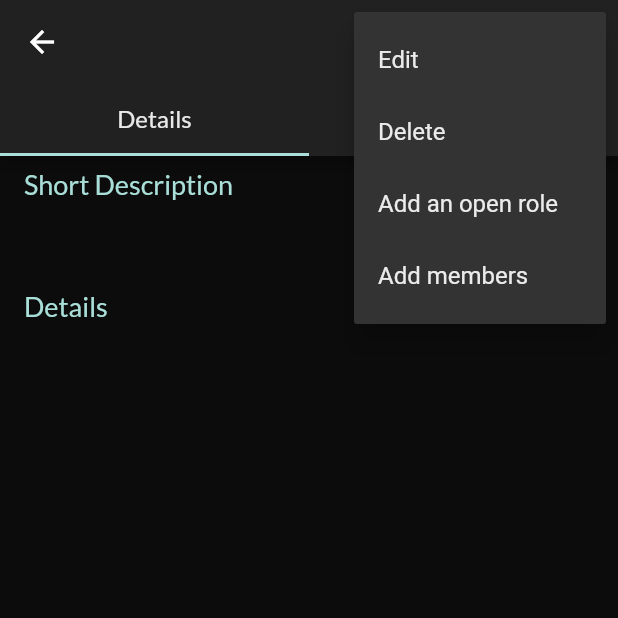
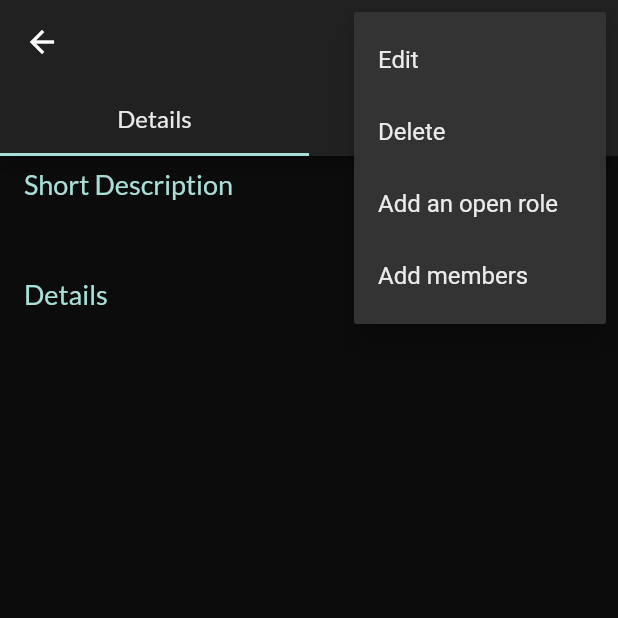
Before and after one commit to Thrauk/union, a Flutter app: the ProjectDetailsPage screen opened directly with empty values, after a tap on the "more vert" icon, on a phone screen of 412 x 824 dp, the top half of it. Run offline on Flutter 3.47's test engine with Material 2 defaults, Android fonts, the phone set to English and light mode, and no system bars; our stand-ins replace bloc, bubble, cached_network_image, cloud_firestore, dots_indicator, equatable and 13 more; missing offline and left inert: firebase_app_check, flow_builder, flutter_cached_pdfview; accounts and stored records are empty.

Commit message:
feature: added GitHub repository to project page

```diff
--- a/lib/src/models/project/project.dart
+++ b/lib/src/models/project/project.dart
@@ -51,7 +51,7 @@ class Project extends Equatable {
   final List<dynamic>? tags;
   final List<dynamic>? membersUid;
   final List<dynamic>? articlesId;
-  final String? githubRepositoryName;
+  final String githubRepositoryName;
 
   static const Project empty = Project();
 
--- a/lib/src/repository/github/github_repository.dart
+++ b/lib/src/repository/github/github_repository.dart
@@ -2,6 +2,7 @@ import 'dart:convert';
 
 import 'package:cloud_firestore/cloud_firestore.dart';
 import 'package:http/http.dart' as http;
+import 'package:http/http.dart';
 import 'package:union_app/src/app_data/app_data.dart';
 import 'package:union_app/src/models/github/github_repository_item.dart';
 import 'package:url_launcher/url_launcher.dart';
@@ -38,12 +39,16 @@ class GithubRepository {
   }
 
   Future<List<GithubRepositoryItem>> getAllUsersRepositories(String uid) async {
-    List<GithubRepositoryItem> repositories = <GithubRepositoryItem>[];
     final String token = await getUserGithubToken(uid);
     final Uri baseUrl = Uri.parse('https://api.github.com/user/repos');
 
     final http.Response response = await http.get(baseUrl, headers: {'Authorization': ' Bearer $token'});
 
+    return mapJsonResponseToRepositoryList(response);
+  }
+
+  List<GithubRepositoryItem> mapJsonResponseToRepositoryList(Response response) {
+    List<GithubRepositoryItem> repositories = <GithubRepositoryItem>[];
     if (response.body != null) {
       final List jsonList = jsonDecode(response.body) as List;
       repositories = jsonList.map((el) => GithubRepositoryItem.fromJson(el as Map<String, dynamic>)).toList();
@@ -59,9 +64,11 @@ class GithubRepository {
       return '';
   }
 
-// Future<GithubRepositoryItem> getGithubRepository(String name) {
-//     String baseUrl = 'https://api.github.com/repos/';
-// }
+  Future<GithubRepositoryItem> getGithubRepository(String name) async {
+    final Uri baseUrl = Uri.parse('https://api.github.com/repos/$name');
+    final http.Response response = await http.get(baseUrl);
+    return GithubRepositoryItem.fromJson(jsonDecode(response.body) as Map<String, dynamic>);
+  }
 }
 
 // https://medium.com/flutter-community/implementing-firebase-github-authentication-in-flutter-1c49a172c648
--- a/lib/src/screens/article/article_details/article_details_page.dart
+++ b/lib/src/screens/article/article_details/article_details_page.dart
@@ -5,7 +5,7 @@ import 'package:union_app/src/models/models.dart';
 import 'package:union_app/src/repository/firestore/firestore.dart';
 import 'package:union_app/src/screens/app/app.dart';
 import 'package:union_app/src/screens/article/edit_article/view/edit_article_page.dart';
-import 'package:union_app/src/screens/home/home.dart';
+import 'package:union_app/src/screens/main/view/main_screen.dart';
 import 'package:union_app/src/screens/widgets/chips/chip_with_text.dart';
 import 'package:union_app/src/theme.dart';
 
@@ -119,7 +119,7 @@ void showDeleteDialog(BuildContext context, Article article) {
             onPressed: () {
               try {
                 FirebaseArticleRepository().deleteArticle(article.id);
-                Navigator.of(context).pushAndRemoveUntil(HomePage.route(), (Route<dynamic> route) => false);
+                Navigator.of(context).pushAndRemoveUntil(MainPage.route(), (Route<dynamic> route) => false);
               } catch (e) {
                 print('showDeleteDialog $e');
               }
--- a/lib/src/screens/project/project_details/bloc/project_details_bloc.dart
+++ b/lib/src/screens/project/project_details/bloc/project_details_bloc.dart
@@ -3,22 +3,27 @@ import 'dart:async';
 import 'package:equatable/equatable.dart';
 import 'package:flutter/foundation.dart';
 import 'package:flutter_bloc/flutter_bloc.dart';
+import 'package:union_app/src/models/github/github_repository_item.dart';
 import 'package:union_app/src/models/models.dart';
 import 'package:union_app/src/repository/firestore/firebase_project_repository/firebase_project_members_repository.dart';
 import 'package:union_app/src/repository/firestore/firestore.dart';
+import 'package:union_app/src/repository/github/github_repository.dart';
 
 part 'project_details_event.dart';
 
 part 'project_details_state.dart';
 
 class ProjectDetailsBloc extends Bloc<ProjectDetailsEvent, ProjectDetailsState> {
-  ProjectDetailsBloc(this._openRoleRepository, this._projectMembersRepository) : super(const ProjectDetailsState()) {
+  ProjectDetailsBloc(this._openRoleRepository, this._projectMembersRepository, this._githubRepository)
+      : super(const ProjectDetailsState()) {
     on<GetOpenRoles>(_getOpenRoles);
     on<GetMembers>(_getMembers);
+    on<GetLinkedRepository>(_getLinkedRepository);
   }
 
   final FirebaseProjectOpenRoleRepository _openRoleRepository;
   final FirebaseProjectMembersRepository _projectMembersRepository;
+  final GithubRepository _githubRepository;
 
   Future<void> _getOpenRoles(GetOpenRoles event, Emitter<ProjectDetailsState> emit) async {
     try {
@@ -43,4 +48,16 @@ class ProjectDetailsBloc extends Bloc<ProjectDetailsEvent, ProjectDetailsState>
       }
     }
   }
+
+  Future<FutureOr<void>> _getLinkedRepository(GetLinkedRepository event, Emitter<ProjectDetailsState> emit) async {
+    try {
+      if (event.repositoryName.isNotEmpty) {
+        final GithubRepositoryItem repository = await _githubRepository.getGithubRepository(event.repositoryName);
+        print(repository.fullName);
+        emit(state.copyWith(githubRepositoryItem: repository));
+      }
+    } catch (e) {
+      print(e);
+    }
+  }
 }
--- a/lib/src/screens/project/project_details/bloc/project_details_event.dart
+++ b/lib/src/screens/project/project_details/bloc/project_details_event.dart
@@ -15,3 +15,9 @@ class GetMembers extends ProjectDetailsEvent {
 
   final String projectId;
 }
+
+class GetLinkedRepository extends ProjectDetailsEvent {
+  GetLinkedRepository(this.repositoryName);
+
+  final String repositoryName;
+}
--- a/lib/src/screens/project/project_details/bloc/project_details_state.dart
+++ b/lib/src/screens/project/project_details/bloc/project_details_state.dart
@@ -2,18 +2,26 @@ part of 'project_details_bloc.dart';
 
 class ProjectDetailsState extends Equatable {
   const ProjectDetailsState(
-      {this.openRoles = const <ProjectOpenRole>[], this.membersList = const <FullUser>[]});
+      {this.openRoles = const <ProjectOpenRole>[],
+      this.membersList = const <FullUser>[],
+      this.githubRepositoryItem = GithubRepositoryItem.empty});
 
   final List<ProjectOpenRole> openRoles;
   final List<FullUser> membersList;
+  final GithubRepositoryItem githubRepositoryItem;
 
-  ProjectDetailsState copyWith({List<ProjectOpenRole>? openRoles, List<FullUser>? membersList, List<Article>? articles}) {
+  ProjectDetailsState copyWith(
+      {List<ProjectOpenRole>? openRoles,
+      List<FullUser>? membersList,
+      List<Article>? articles,
+      GithubRepositoryItem? githubRepositoryItem}) {
     return ProjectDetailsState(
-        openRoles: openRoles ?? this.openRoles,
-        membersList: membersList ?? this.membersList,
-       );
+      openRoles: openRoles ?? this.openRoles,
+      membersList: membersList ?? this.membersList,
+      githubRepositoryItem: githubRepositoryItem ?? this.githubRepositoryItem,
+    );
   }
 
   @override
-  List<Object?> get props => [openRoles, membersList];
+  List<Object?> get props => <Object?>[openRoles, membersList, githubRepositoryItem];
 }
--- a/lib/src/screens/project/project_details/view/project_details_page.dart
+++ b/lib/src/screens/project/project_details/view/project_details_page.dart
@@ -4,6 +4,7 @@ import 'package:flutter_bloc/flutter_bloc.dart';
 import 'package:union_app/src/models/models.dart';
 import 'package:union_app/src/repository/firestore/firebase_project_repository/firebase_project_members_repository.dart';
 import 'package:union_app/src/repository/firestore/firestore.dart';
+import 'package:union_app/src/repository/github/github_repository.dart';
 import 'package:union_app/src/screens/app/app.dart';
 import 'package:union_app/src/screens/home/home.dart';
 import 'package:union_app/src/screens/main/view/main_screen.dart';
@@ -31,9 +32,10 @@ class ProjectDetailsPage extends StatelessWidget {
 
     return BlocProvider<ProjectDetailsBloc>(
       create: (BuildContext context) =>
-          ProjectDetailsBloc(FirebaseProjectOpenRoleRepository(), FirebaseProjectMembersRepository())
+          ProjectDetailsBloc(FirebaseProjectOpenRoleRepository(), FirebaseProjectMembersRepository(), GithubRepository())
             ..add(GetOpenRoles(project.id))
-            ..add(GetMembers(project.id)),
+            ..add(GetMembers(project.id))
+            ..add(GetLinkedRepository(project.githubRepositoryName)),
       child: Scaffold(
         body: DefaultTabController(
           length: isMember == true ? 3 : 2,
--- a/lib/src/screens/project/project_details/widgets/tabs/details_tab/details_tab_widget.dart
+++ b/lib/src/screens/project/project_details/widgets/tabs/details_tab/details_tab_widget.dart
@@ -1,11 +1,15 @@
 import 'package:flutter/cupertino.dart';
+import 'package:flutter/material.dart';
 import 'package:flutter_bloc/flutter_bloc.dart';
+import 'package:union_app/src/models/github/github_repository_item.dart';
 import 'package:union_app/src/models/models.dart';
 import 'package:union_app/src/screens/project/members_list/view/members_list_page.dart';
 import 'package:union_app/src/screens/project/project_details/bloc/project_details_bloc.dart';
 import 'package:union_app/src/screens/project/widgets/members_widget/members_widget.dart';
 import 'package:union_app/src/screens/widgets/chips/chip_with_text.dart';
+import 'package:union_app/src/screens/widgets/github/github_repository_widget/github_repository_widget.dart';
 import 'package:union_app/src/theme.dart';
+import 'package:url_launcher/url_launcher.dart';
 
 class DetailsTabWidget extends StatelessWidget {
   const DetailsTabWidget({Key? key, required Project project, required bool isMember})
@@ -20,7 +24,7 @@ class DetailsTabWidget extends StatelessWidget {
   Widget build(BuildContext context) {
     return BlocBuilder<ProjectDetailsBloc, ProjectDetailsState>(
       buildWhen: (ProjectDetailsState previous, ProjectDetailsState current) {
-        return previous.membersList != current.membersList;
+        return previous.membersList != current.membersList || previous.githubRepositoryItem != current.githubRepositoryItem;
       },
       builder: (BuildContext context, ProjectDetailsState state) {
         return Padding(
@@ -32,8 +36,32 @@ class DetailsTabWidget extends StatelessWidget {
               crossAxisAlignment: CrossAxisAlignment.start,
               children: <Widget>[
                 const SizedBox(height: 8),
+                if (state.githubRepositoryItem != GithubRepositoryItem.empty)
+                  Column(
+                    crossAxisAlignment: CrossAxisAlignment.start,
+                    children: <Widget>[
+                      const Text('GitHub', style: AppStyles.textStyleHeading1),
+                      const SizedBox(height: 8),
+                      GithubRepositoryWidget(
+                        repositoryItem: state.githubRepositoryItem,
+                        onTap: (GithubRepositoryItem repository) async {
+                          try {
+                            await launchUrl(Uri.parse(repository.url));
+                          } catch (_) {
+                            ScaffoldMessenger.of(context).showSnackBar(
+                              const SnackBar(
+                                content: Text('Oops! Something went wrong!'),
+                              ),
+                            );
+                          }
+                        },
+                      ),
+                      const SizedBox(height: 8),
+                    ],
+                  ),
                 if (state.membersList.isNotEmpty && _isMember)
                   Column(
+                    crossAxisAlignment: CrossAxisAlignment.start,
                     children: [
                       GestureDetector(
                         onTap: () {
@@ -52,7 +80,7 @@ class DetailsTabWidget extends StatelessWidget {
                 const Text('Short Description', style: AppStyles.textStyleHeading1),
                 const SizedBox(height: 16),
                 Text(_project.shortDescription, style: AppStyles.textStyleBody),
-                const SizedBox(height: 24),
+                const SizedBox(height: 16),
                 const Text('Details', style: AppStyles.textStyleHeading1),
                 const SizedBox(height: 16),
                 Text(_project.details, style: AppStyles.textStyleBody),
```
